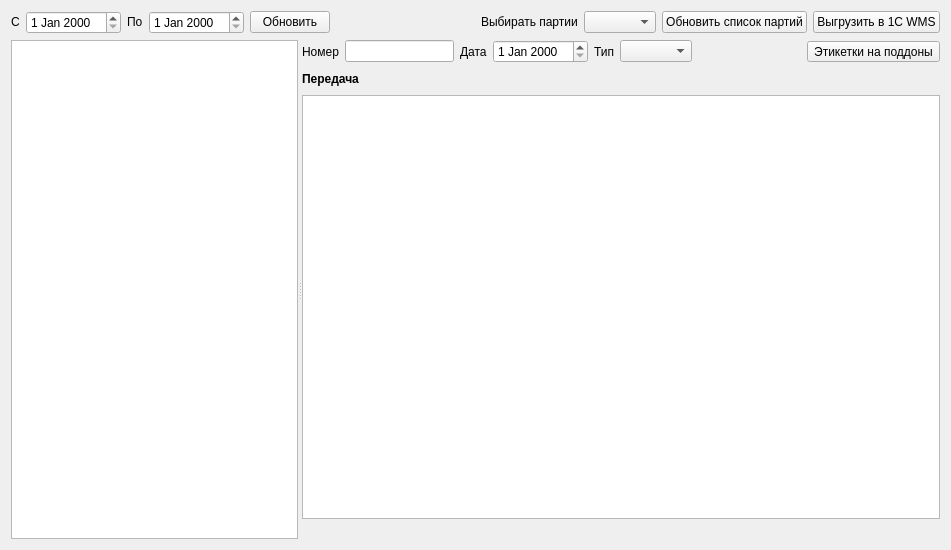
First picture: the form in formacceptanceel.ui, repository Sergeyego/warehouse, before the edit.
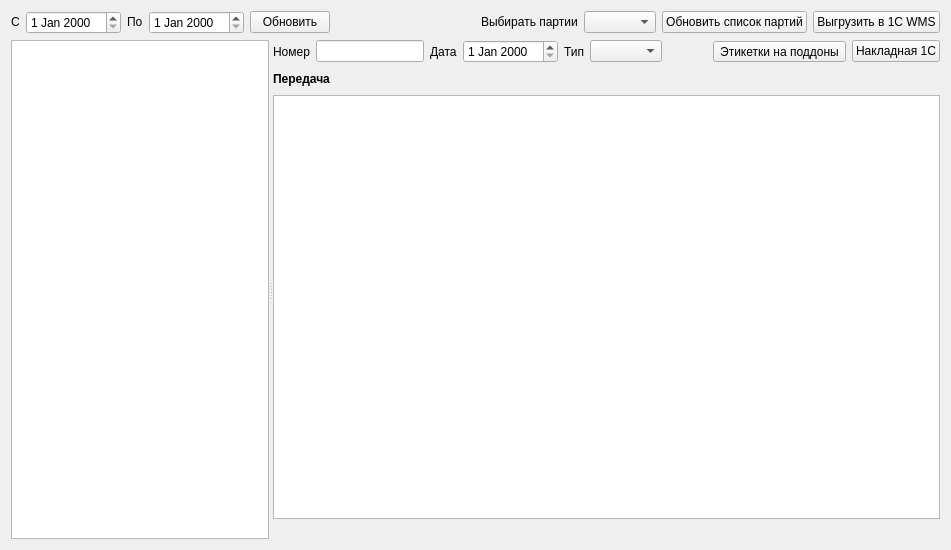
Second picture: the form after the edit. Custom widgets are drawn as their Qt base class.

Commit message: Упаковочный лист с номером поддона, накладная 1С

Diff of the .ui file:
```diff
--- a/formacceptanceel.ui
+++ b/formacceptanceel.ui
@@ -182,6 +182,13 @@
            </property>
           </widget>
          </item>
+         <item>
+          <widget class="QPushButton" name="pushButtonNakl">
+           <property name="text">
+            <string>Накладная 1С</string>
+           </property>
+          </widget>
+         </item>
         </layout>
        </item>
        <item>
```
The commit also changes 26 other files.
